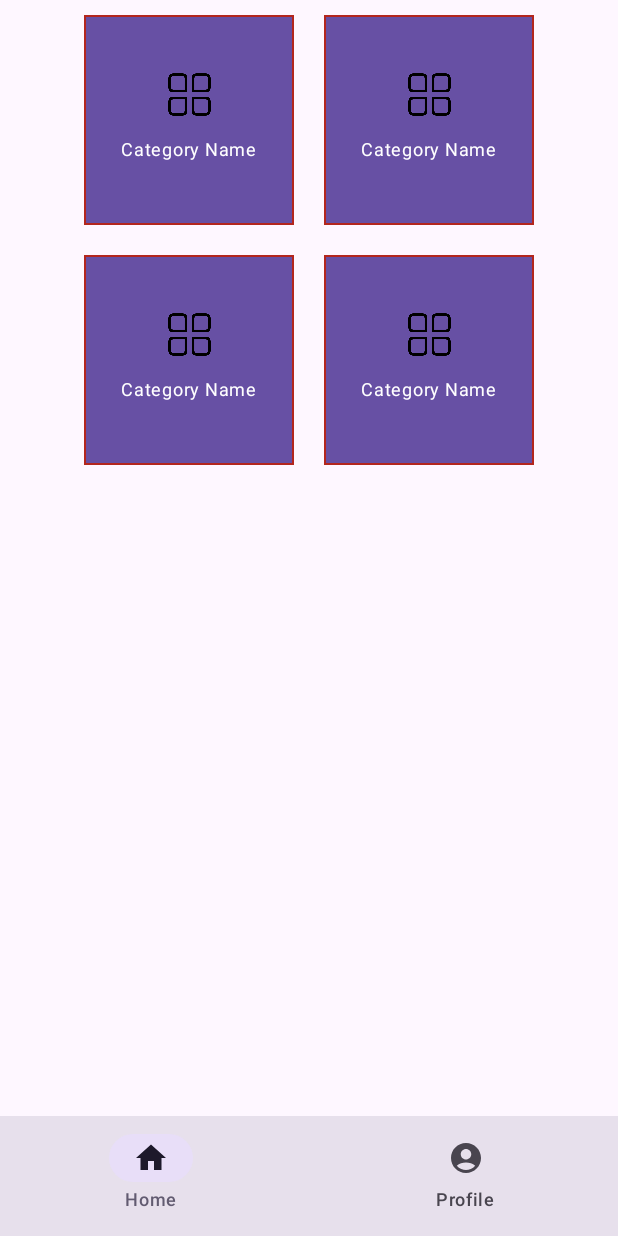
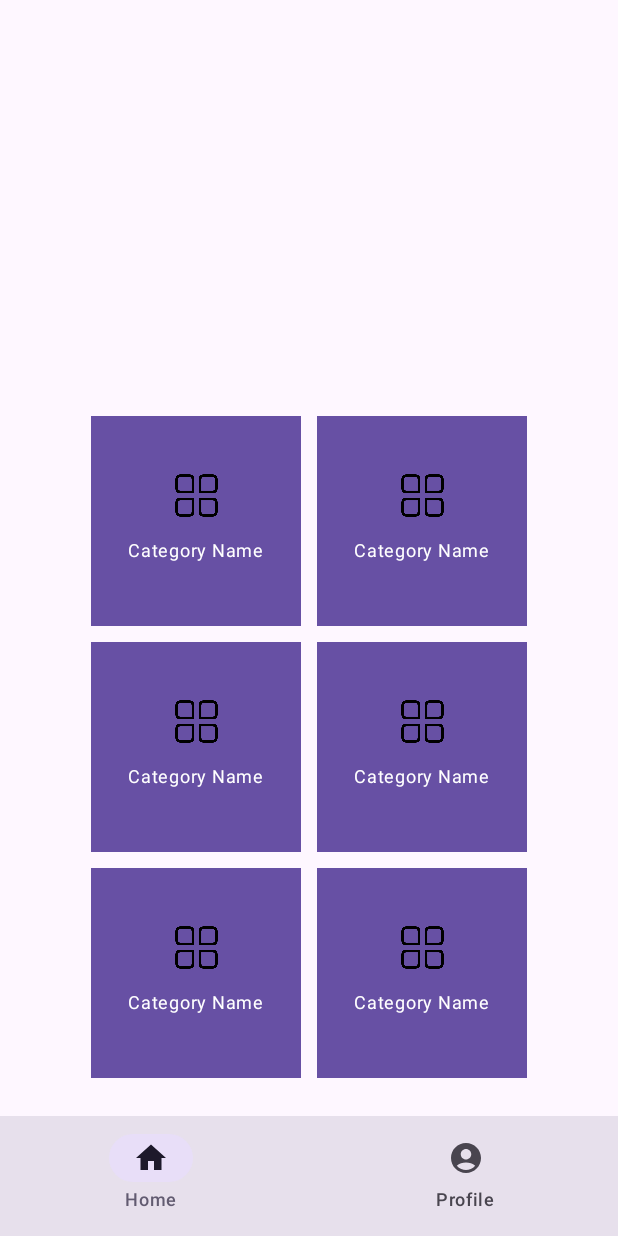
Before and after one commit to MuhittinTanoba/VocaVille, an Android app built with Jetpack Compose: the CategoryScreen screen opened through its navigation route, on a phone screen of 412 x 824 dp. Run offline under Robolectric (Android 15) with nearby library versions, the phone set to English and light mode, and no system bars.

Commit message:
Align CategoryList

```diff
--- a/app/src/main/java/com/example/vocaville/CategoryScreen.kt
+++ b/app/src/main/java/com/example/vocaville/CategoryScreen.kt
@@ -40,7 +40,11 @@ fun CategoryScreen(modifier: Modifier) {
     Scaffold(
         bottomBar = { BottomNavigation() }
     ) { padding ->
-        CategoryList(padding)
+        Column {
+            Spacer(modifier = Modifier.weight(1f))
+            CategoryList(paddingValues = padding)
+            Spacer(modifier = Modifier.size(20.dp))
+        }
     }
 }
 
@@ -50,11 +54,7 @@ fun CategoryCardsCollection() {
     Surface(
         color = MaterialTheme.colorScheme.primary,
         modifier = Modifier
-            .padding(horizontal = 10.dp, vertical = 10.dp)
-            .border(
-                width = 1.dp,
-                color = MaterialTheme.colorScheme.error
-            )
+            .padding(horizontal = 5.dp, vertical = 5.dp)
     ) {
         Box {
             Column(
@@ -75,22 +75,24 @@ fun CategoryCardsCollection() {
                 )
             }
         }
-
     }
 }
 
 
 @Composable
 fun CategoryList(paddingValues: PaddingValues) {
-    Box(
-        modifier = Modifier.fillMaxWidth()
-            .padding(paddingValues)
-    ) {
     Column(
         modifier = Modifier
-                .align(Alignment.Center)
             .fillMaxWidth()
+            .padding(paddingValues),
     ) {
+        Row(
+            horizontalArrangement = Arrangement.Center,
+            modifier = Modifier.fillMaxWidth()
+        ) {
+            CategoryCardsCollection()
+            CategoryCardsCollection()
+        }
         Row(
             horizontalArrangement = Arrangement.Center,
             modifier = Modifier.fillMaxWidth()
@@ -107,8 +109,12 @@ fun CategoryList(paddingValues: PaddingValues) {
         }
         }
 }
+
+@Preview
+@Composable
+fun CategoryListPreview() {
+    CategoryList(PaddingValues(0.dp))
 }
-
 
 @Composable
 private fun BottomNavigation(modifier: Modifier = Modifier) {
```
Lines whose indentation alone changed are shown as unchanged.
